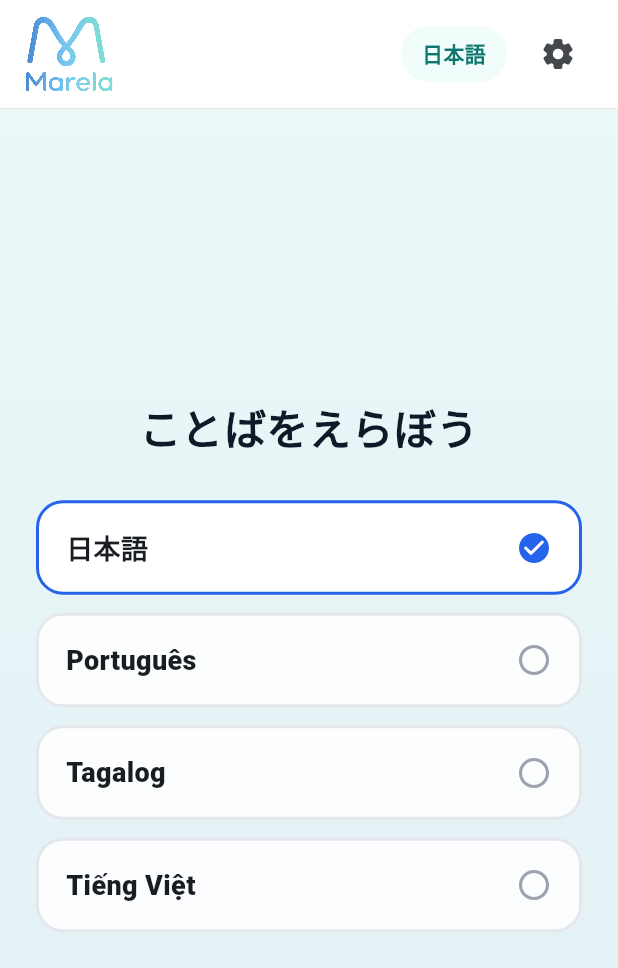
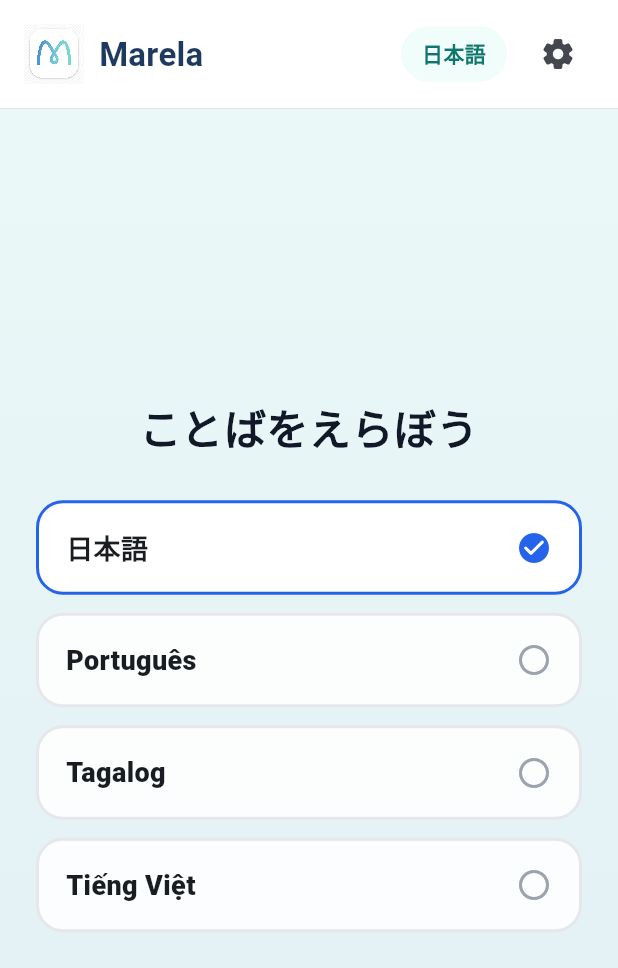
Before and after one commit to alex3333python/syuwa-study, a Flutter app: the screen it shows after launch, on a phone screen of 412 x 824 dp. Shown: the top 968 px of the screen. Run offline on Flutter 3.47's test engine with Material 3 defaults, Android fonts, the phone set to English and light mode, and no system bars; our stand-ins replace flutter_tts, shared_preferences, video_player; Roboto replaces fonts that are missing (GenInterfaceJP, GenInterfaceJPDisplay).

Commit message:
Use the Marela app icon with a navy wordmark in the header.
Co-authored-by: Noeru Sugiyama <alex3333python@users.noreply.github.com>

```diff
--- a/lib/theme/app_colors.dart
+++ b/lib/theme/app_colors.dart
@@ -7,6 +7,7 @@ class AppColors {
   static const Color brandSky = Color(0xFF6FB9E6);
   static const Color brandTurquoise = Color(0xFF7FD6CF);
   static const Color brandMist = Color(0xFFE6F0FA);
+  static const Color brandNavy = Color(0xFF1F3A5F);
 
   /// まなぶ画面用（いまの濃さ）
   static const Color paleTurquoise = Color(0xFFD7F3F1);
--- a/lib/widgets/Header.dart
+++ b/lib/widgets/Header.dart
@@ -1,6 +1,8 @@
 import 'package:flutter/material.dart';
 
 import '../models/app_language.dart';
+import '../theme/app_colors.dart';
+import '../theme/app_fonts.dart';
 
 class Header extends StatelessWidget {
   final AppLanguage language;
@@ -15,7 +17,7 @@ class Header extends StatelessWidget {
   @override
   Widget build(BuildContext context) {
     return Container(
-      padding: const EdgeInsets.symmetric(horizontal: 16, vertical: 10),
+      padding: const EdgeInsets.symmetric(horizontal: 16, vertical: 12),
       decoration: const BoxDecoration(
         color: Colors.white,
         border: Border(bottom: BorderSide(color: Color(0xFFE5E7EB))),
@@ -23,7 +25,7 @@ class Header extends StatelessWidget {
       child: Row(
         mainAxisAlignment: MainAxisAlignment.spaceBetween,
         children: [
-          const _MarelaBrandMark(height: 52),
+          const _MarelaBrandMark(),
           Row(
             children: [
               Container(
@@ -59,20 +61,37 @@ class Header extends StatelessWidget {
   }
 }
 
+/// 白い角丸アイコン + 紺の「Marela」タイトル（横並び）。
 class _MarelaBrandMark extends StatelessWidget {
-  final double height;
-
-  const _MarelaBrandMark({required this.height});
+  const _MarelaBrandMark();
 
   @override
   Widget build(BuildContext context) {
     return Semantics(
       label: 'Marela',
-      child: Image.asset(
-        'assets/brand/marela_logo.png',
-        height: height,
-        fit: BoxFit.contain,
-        filterQuality: FilterQuality.high,
+      child: Row(
+        mainAxisSize: MainAxisSize.min,
+        children: [
+          Image.asset(
+            'assets/brand/marela_icon.png',
+            width: 40,
+            height: 40,
+            fit: BoxFit.contain,
+            filterQuality: FilterQuality.high,
+          ),
+          const SizedBox(width: 10),
+          const Text(
+            'Marela',
+            style: TextStyle(
+              fontFamily: AppFonts.display,
+              fontSize: 22,
+              fontWeight: FontWeight.w700,
+              color: AppColors.brandNavy,
+              letterSpacing: 0.2,
+              height: 1.0,
+            ),
+          ),
+        ],
       ),
     );
   }
```
Also changed, not shown: assets/brand/marela_icon.png (added), assets/brand/marela_logo.png (deleted).
